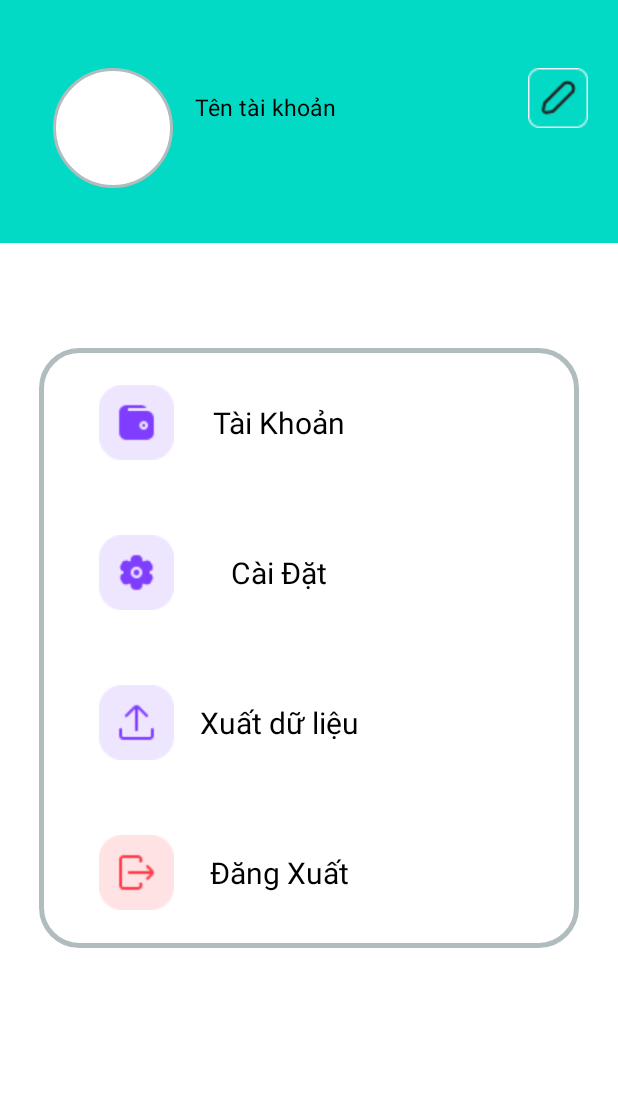
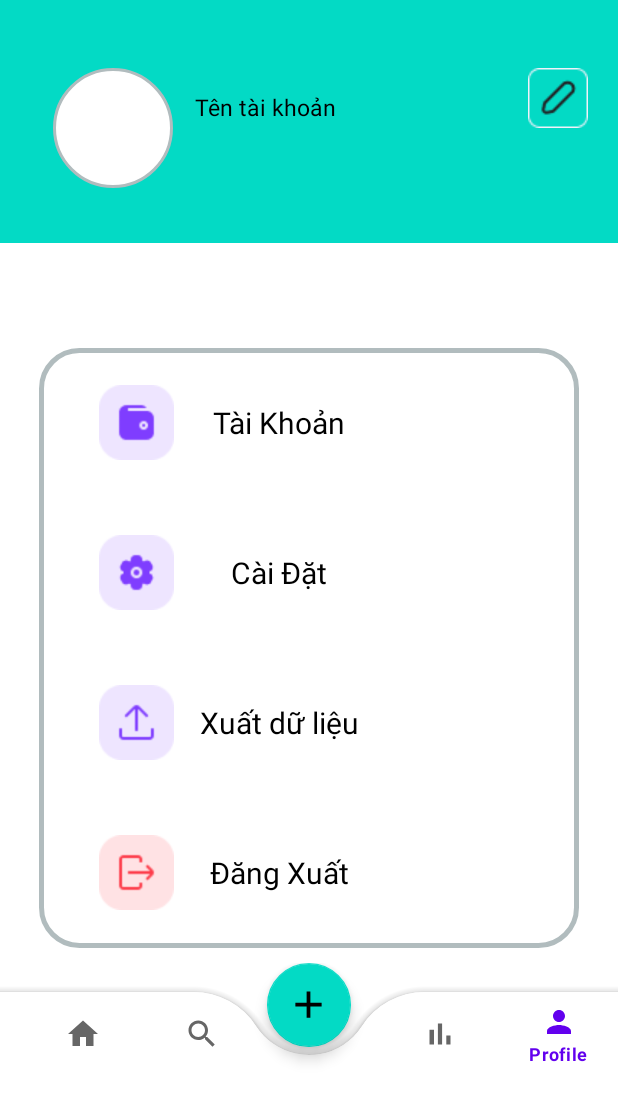
Before and after one commit to nguyendinhduy13/Money-Management, an Android app: the ProfileActivity screen opened directly, with no data from a screen before it, on a phone screen of 412 x 824 dp. Shown: the top 1101 px of the screen. Run offline under Robolectric (Android 15) with nearby library versions, the phone set to English and light mode, and no system bars; our stand-ins replace Firebase (no records; nobody signed in at launch, a user with empty details on screens opened directly).

Commit message:
add bottom bar

```diff
--- a/app/src/main/AndroidManifest.xml
+++ b/app/src/main/AndroidManifest.xml
@@ -9,6 +9,9 @@
         android:roundIcon="@mipmap/ic_launcher_round"
         android:supportsRtl="true"
         android:theme="@style/Theme.MoneyManagement">
+        <activity
+            android:name=".SearchActivity"
+            android:exported="false" />
         <activity
             android:name=".HistoryActivity"
             android:exported="false" />
--- a/app/src/main/java/com/example/moneymanagement/ProfileActivity.java
+++ b/app/src/main/java/com/example/moneymanagement/ProfileActivity.java
@@ -1,21 +1,24 @@
 package com.example.moneymanagement;
 
+import androidx.annotation.NonNull;
 import androidx.appcompat.app.AppCompatActivity;
 
 import android.app.AlertDialog;
 import android.content.DialogInterface;
 import android.content.Intent;
 import android.os.Bundle;
+import android.view.MenuItem;
 import android.view.View;
 import android.widget.Button;
 import android.widget.TextView;
 
+import com.google.android.material.bottomnavigation.BottomNavigationView;
 import com.google.firebase.auth.FirebaseAuth;
 
 public class ProfileActivity extends AppCompatActivity {
 
     private TextView userEmail,logoutBtn;
-
+    private BottomNavigationView bottomNavigationView;
     @Override
     protected void onCreate(Bundle savedInstanceState) {
         super.onCreate(savedInstanceState);
@@ -24,8 +27,30 @@ public class ProfileActivity extends AppCompatActivity {
         logoutBtn=findViewById(R.id.logoutBtn);
         userEmail=findViewById(R.id.userEmail);
 
+        bottomNavigationView = findViewById(R.id.bottomNavigationView);
+        bottomNavigationView.setSelectedItemId(R.id.action_profile);
+        bottomNavigationView.setBackground(null);
+
         userEmail.setText(FirebaseAuth.getInstance().getCurrentUser().getEmail());
 
+        bottomNavigationView.setOnItemSelectedListener(new BottomNavigationView.OnNavigationItemSelectedListener(){
+            @Override
+            public boolean onNavigationItemSelected(@NonNull MenuItem menuItem) {
+                switch (menuItem.getItemId()){
+                    case R.id.action_search:
+                        startActivity(new Intent(ProfileActivity.this,SearchActivity.class));
+                        overridePendingTransition(0,0);
+                        return true;
+                    case R.id.action_home:
+                        startActivity(new Intent(ProfileActivity.this,HomeActivity.class));
+                        overridePendingTransition(0,0);
+                        return true;
+                    case R.id.action_profile:
+                        return true;
+                }
+                return false;
+            }
+        });
 
         logoutBtn.setOnClickListener(new View.OnClickListener() {
             @Override
--- /dev/null
+++ b/app/src/main/res/drawable/ic_chart_24.xml
@@ -0,0 +1,10 @@
+<vector xmlns:android="http://schemas.android.com/apk/res/android"
+    android:width="24dp"
+    android:height="24dp"
+    android:viewportWidth="24"
+    android:viewportHeight="24"
+    android:tint="?attr/colorControlNormal">
+  <path
+      android:fillColor="@android:color/white"
+      android:pathData="M5,9.2h3L8,19L5,19zM10.6,5h2.8v14h-2.8zM16.2,13L19,13v6h-2.8z"/>
+</vector>
--- /dev/null
+++ b/app/src/main/res/drawable/ic_home_24.xml
@@ -0,0 +1,10 @@
+<vector xmlns:android="http://schemas.android.com/apk/res/android"
+    android:width="24dp"
+    android:height="24dp"
+    android:viewportWidth="24"
+    android:viewportHeight="24"
+    android:tint="?attr/colorControlNormal">
+  <path
+      android:fillColor="@android:color/white"
+      android:pathData="M10,20v-6h4v6h5v-8h3L12,3 2,12h3v8z"/>
+</vector>
--- /dev/null
+++ b/app/src/main/res/drawable/ic_person_24.xml
@@ -0,0 +1,10 @@
+<vector xmlns:android="http://schemas.android.com/apk/res/android"
+    android:width="24dp"
+    android:height="24dp"
+    android:viewportWidth="24"
+    android:viewportHeight="24"
+    android:tint="?attr/colorControlNormal">
+  <path
+      android:fillColor="@android:color/white"
+      android:pathData="M12,12c2.21,0 4,-1.79 4,-4s-1.79,-4 -4,-4 -4,1.79 -4,4 1.79,4 4,4zM12,14c-2.67,0 -8,1.34 -8,4v2h16v-2c0,-2.66 -5.33,-4 -8,-4z"/>
+</vector>
--- /dev/null
+++ b/app/src/main/res/drawable/ic_search_24.xml
@@ -0,0 +1,10 @@
+<vector xmlns:android="http://schemas.android.com/apk/res/android"
+    android:width="24dp"
+    android:height="24dp"
+    android:viewportWidth="24"
+    android:viewportHeight="24"
+    android:tint="?attr/colorControlNormal">
+  <path
+      android:fillColor="@android:color/white"
+      android:pathData="M15.5,14h-0.79l-0.28,-0.27C15.41,12.59 16,11.11 16,9.5 16,5.91 13.09,3 9.5,3S3,5.91 3,9.5 5.91,16 9.5,16c1.61,0 3.09,-0.59 4.23,-1.57l0.27,0.28v0.79l5,4.99L20.49,19l-4.99,-5zM9.5,14C7.01,14 5,11.99 5,9.5S7.01,5 9.5,5 14,7.01 14,9.5 11.99,14 9.5,14z"/>
+</vector>
--- a/app/src/main/res/layout/activity_profile.xml
+++ b/app/src/main/res/layout/activity_profile.xml
@@ -71,18 +71,17 @@
         android:layout_marginTop="70dp"
         android:background="@drawable/layout_bg_setting"
         >
-
         <LinearLayout
             android:id="@+id/linear_tai_khoan"
             android:layout_width="360dp"
             android:layout_height="100dp">
 
-            <LinearLayout
+            <ImageView
                 android:layout_width="50dp"
                 android:layout_height="50dp"
                 android:layout_gravity="center"
                 android:layout_marginLeft="40dp"
-                android:background="@drawable/ic_cost_figma"></LinearLayout>
+                android:background="@drawable/ic_cost_figma" />
 
             <TextView
                 android:layout_width="240dp"
@@ -100,13 +99,12 @@
             android:layout_height="100dp"
             android:layout_below="@+id/linear_tai_khoan"
             >
-            <LinearLayout
+            <ImageView
                 android:layout_width="50dp"
                 android:layout_height="50dp"
                 android:layout_gravity="center"
                 android:layout_marginLeft="40dp"
-                android:background="@drawable/ic_setting_figma">
-            </LinearLayout>
+                android:background="@drawable/ic_setting_figma"/>
 
             <TextView
                 android:layout_width="240dp"
@@ -124,13 +122,12 @@
             android:layout_height="100dp"
             android:layout_below="@+id/linear_cai_dat"
             >
-            <LinearLayout
+            <ImageView
                 android:layout_width="50dp"
                 android:layout_height="50dp"
                 android:layout_gravity="center"
                 android:layout_marginLeft="40dp"
-                android:background="@drawable/ic_forward_figma">
-            </LinearLayout>
+                android:background="@drawable/ic_forward_figma"/>
 
             <TextView
                 android:layout_width="240dp"
@@ -149,13 +146,12 @@
             android:layout_height="100dp"
             android:layout_below="@+id/linear_xuat">
 
-            <LinearLayout
+            <ImageView
                 android:layout_width="50dp"
                 android:layout_height="50dp"
                 android:layout_gravity="center"
                 android:layout_marginLeft="40dp"
-                android:background="@drawable/ic_logout_figma"></LinearLayout>
-
+                android:background="@drawable/ic_logout_figma"/>
             <TextView
                 android:id="@+id/logoutBtn"
                 android:layout_width="240dp"
@@ -168,4 +164,31 @@
                 android:textSize="20dp" />
         </LinearLayout>
     </RelativeLayout>
+    <androidx.coordinatorlayout.widget.CoordinatorLayout
+        android:layout_marginTop="10dp"
+        android:layout_width="match_parent"
+        android:layout_height="75dp">
+        <com.google.android.material.bottomappbar.BottomAppBar
+            android:id="@+id/bottomAppBar"
+            android:layout_width="match_parent"
+            android:layout_height="wrap_content"
+            android:layout_gravity="bottom"
+            android:background="@color/purple_500"
+            app:fabCradleRoundedCornerRadius="50dp"
+            app:fabCradleMargin="14dp"
+            >
+            <com.google.android.material.bottomnavigation.BottomNavigationView
+                android:id="@+id/bottomNavigationView"
+                android:layout_width="match_parent"
+                android:layout_height="wrap_content"
+                app:menu="@menu/bottom_bar_nav"
+                android:background="@color/white"/>
+        </com.google.android.material.bottomappbar.BottomAppBar>
+        <com.google.android.material.floatingactionbutton.FloatingActionButton
+            android:layout_width="wrap_content"
+            android:layout_height="wrap_content"
+            android:src="@drawable/ic_add"
+            app:maxImageSize="30dp"
+            app:layout_anchor="@id/bottomAppBar"/>
+    </androidx.coordinatorlayout.widget.CoordinatorLayout>
 </LinearLayout>
--- /dev/null
+++ b/app/src/main/res/menu/bottom_bar_nav.xml
@@ -0,0 +1,25 @@
+<?xml version="1.0" encoding="utf-8"?>
+<menu xmlns:android="http://schemas.android.com/apk/res/android"
+    xmlns:app="http://schemas.android.com/apk/res-auto">
+    <item
+        android:id="@+id/action_home"
+        android:icon="@drawable/ic_home_24"
+        android:title="Home" />
+    <item
+        android:id="@+id/action_search"
+        android:icon="@drawable/ic_search_24"
+        android:title="Search" />
+    <item
+        android:id="@+id/placehoder"
+        android:title=""
+        android:enabled="false"
+        />
+    <item
+        android:id="@+id/action_chart"
+        android:icon="@drawable/ic_chart_24"
+        android:title="Chart" />
+    <item
+        android:id="@+id/action_profile"
+        android:icon="@drawable/ic_person_24"
+        android:title="Profile" />
+</menu>
```
Also changed, not shown: app/src/main/java/com/example/moneymanagement/HomeActivity.java (+25 -1 lines), app/src/main/java/com/example/moneymanagement/SearchActivity.java (added, +42 -0 lines), app/src/main/res/drawable/selector.xml (added, +10 -0 lines), app/src/main/res/layout/activity_home.xml (+27 -1 lines), app/src/main/res/layout/activity_search.xml (added, +46 -0 lines).
